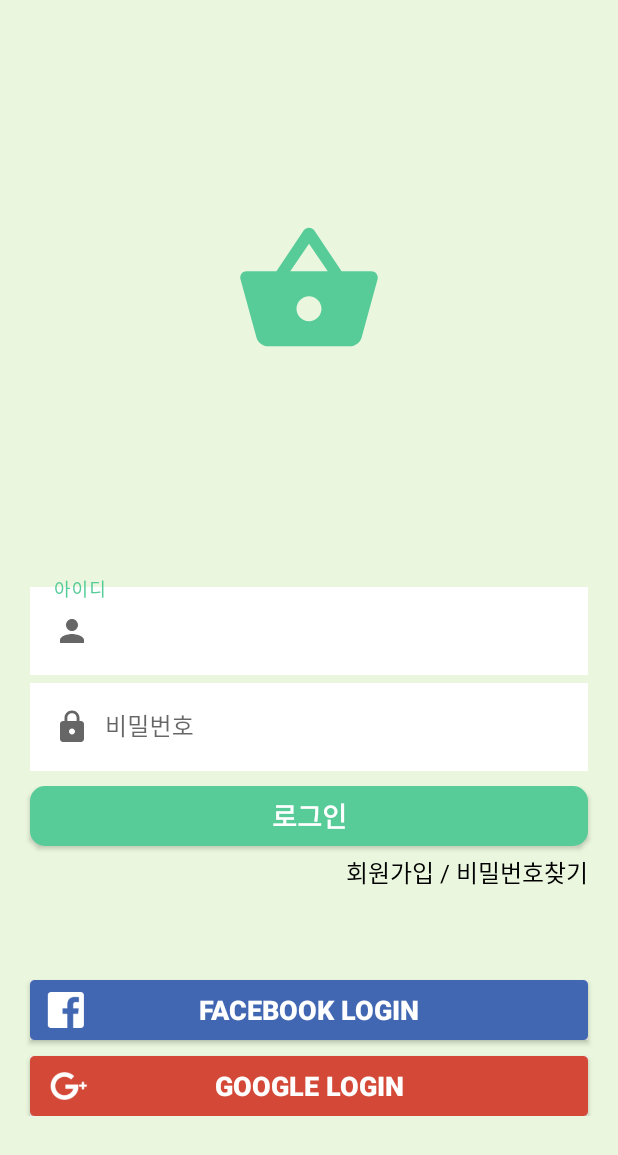
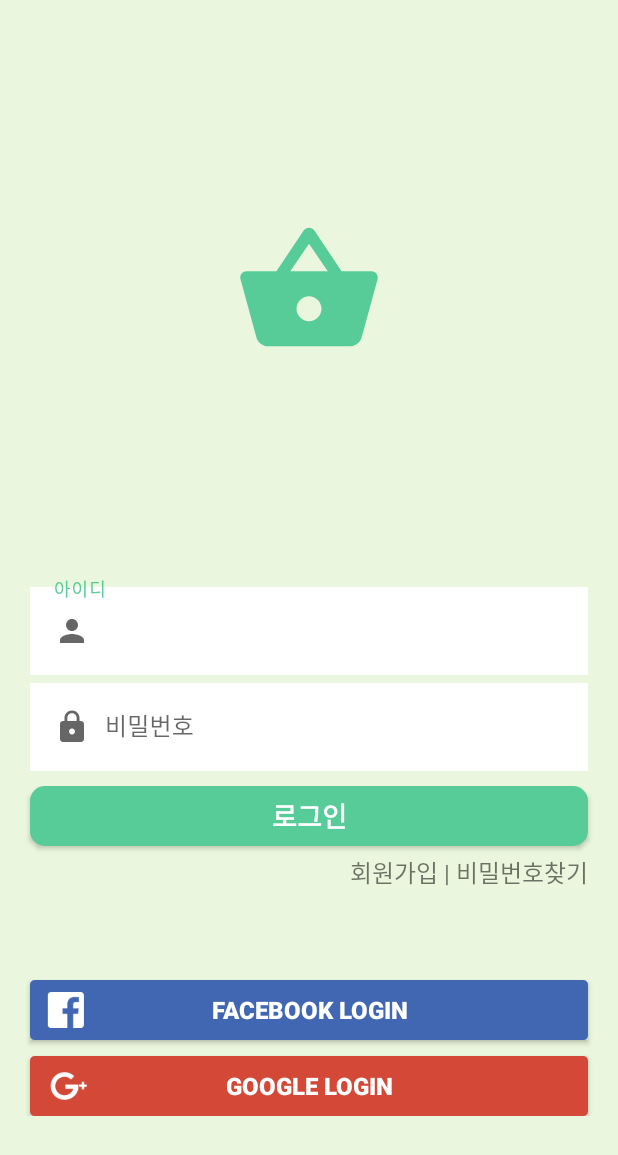
Before and after one commit to HanYeop/Happy-Sharing, an Android app: the screen it shows after launch (LoginActivity), on a phone screen of 412 x 824 dp. Shown: the top 1155 px of the screen. Run offline under Robolectric (Android 15) with nearby library versions, the phone set to English and light mode, and no system bars.

Commit message:
로그인 텍스트 크기 변경

```diff
--- a/app/src/main/res/layout/activity_login.xml
+++ b/app/src/main/res/layout/activity_login.xml
@@ -84,8 +84,7 @@
             android:layout_height="wrap_content"
             android:layout_marginRight="20dp"
             android:gravity="right"
-            android:text="회원가입 / 비밀번호찾기"
-            android:textColor="@color/black"
+            android:text="회원가입 | 비밀번호찾기"
             android:textSize="16sp" />
 
         <androidx.appcompat.widget.AppCompatButton
@@ -99,7 +98,7 @@
             android:background="@drawable/signin_facebook"
             android:text="FACEBOOK LOGIN"
             android:textColor="@color/white"
-            android:textSize="18sp"
+            android:textSize="16sp"
             android:textStyle="bold" />
 
         <androidx.appcompat.widget.AppCompatButton
@@ -112,7 +111,7 @@
             android:background="@drawable/signin_google"
             android:text="GOOGLE LOGIN"
             android:textColor="@color/white"
-            android:textSize="18sp"
+            android:textSize="16sp"
             android:textStyle="bold" />
     </LinearLayout>
 
```
